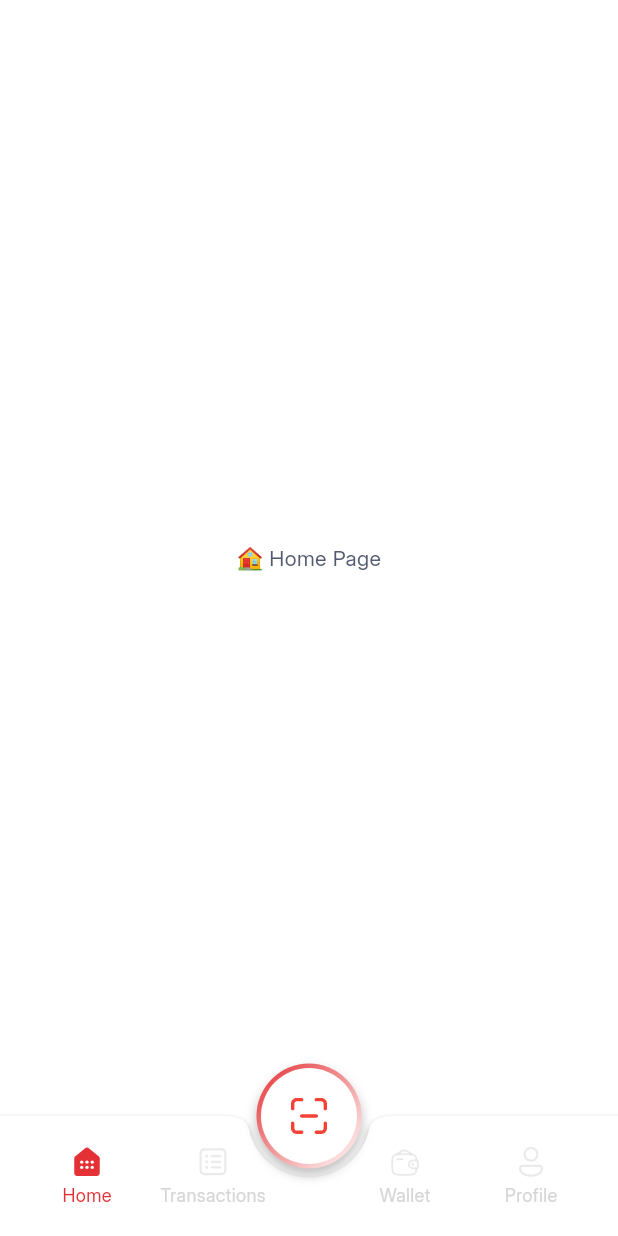
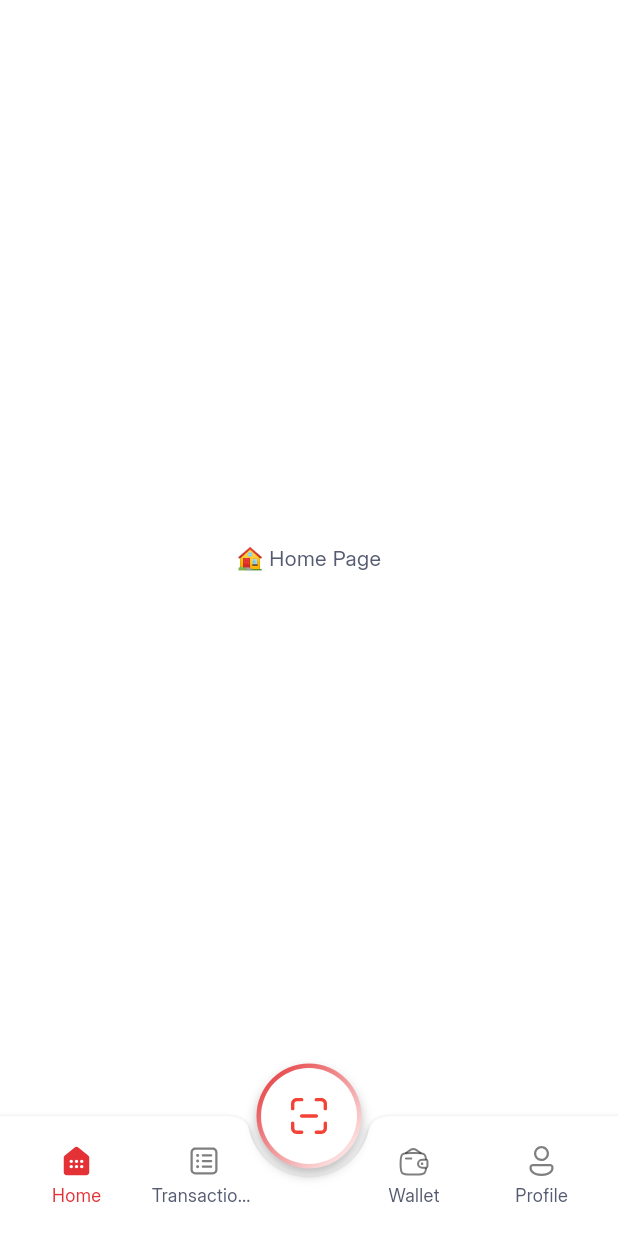
Before and after one commit to alexiss455/TEST_FLUTTER, a Flutter app: the RootPage screen opened by its route, on a phone screen of 412 x 824 dp. Run offline on Flutter 3.47's test engine with Material 3 defaults, Android fonts, the phone set to English and light mode, and no system bars; our stand-ins replace camera, dotted_border, flutter_svg, image_picker; project files that could hold a hidden picture were left out.

Commit message:
update nav-bottom

```diff
--- a/fbm_prototype/lib/components/_custom_button_nav.dart
+++ b/fbm_prototype/lib/components/_custom_button_nav.dart
@@ -1,4 +1,5 @@
 import 'package:FBM/components/_custom_colors.dart';
+import 'package:FBM/components/_custom_text.dart';
 import 'package:flutter/material.dart';
 import 'package:flutter_svg/flutter_svg.dart';
 
@@ -14,27 +15,30 @@ class CustomBottomNav extends StatelessWidget {
 
   Widget _buildNavItem(String asset, String label, int index) {
     final isSelected = selectedIndex == index;
-    return GestureDetector(
+
+    return Material(
+      color: Colors.transparent, // so ripple shows over background
+      child: InkWell(
+        borderRadius: BorderRadius.circular(12), // rounded ripple
         onTap: () => onItemTapped(index),
+        child: Align(
+            alignment: Alignment.center,
             child: SizedBox(
-        width: 80,
+              width: 70,
               child: Column(
                 mainAxisAlignment: MainAxisAlignment.center,
                 children: [
                   SvgPicture.asset(
-              isSelected ? "${asset}-active.svg" : "$asset.svg",
-              width: 24,
-              height: 24,
-              colorFilter: ColorFilter.mode(
-                isSelected ? AppColors.primary : AppColors.grey,
-                BlendMode.srcIn,
-              ),
+                    isSelected ? "$asset-active.svg" : "$asset.svg",
+                    color: isSelected ? AppColors.primary : AppColors.black,
                   ),
                   const SizedBox(height: 2),
-            Text(
-              label,
+                  CustomText(
+                    text: label,
                     style: TextStyle(
-                color: isSelected ? AppColors.primary : AppColors.grey,
+                      color: isSelected
+                          ? AppColors.primary
+                          : AppColors.textPrimary,
                       fontSize: 12,
                     ),
                     maxLines: 1,
@@ -43,6 +47,7 @@ class CustomBottomNav extends StatelessWidget {
                   ),
                 ],
               ),
+            )),
       ),
     );
   }
@@ -59,7 +64,7 @@ class CustomBottomNav extends StatelessWidget {
       child: SizedBox(
         height: 70,
         child: Row(
-          mainAxisAlignment: MainAxisAlignment.spaceAround,
+          mainAxisAlignment: MainAxisAlignment.spaceBetween,
           children: [
             _buildNavItem("assets/img/icon/icon-home", "Home", 0),
             _buildNavItem(
--- a/fbm_prototype/lib/components/_custom_text.dart
+++ b/fbm_prototype/lib/components/_custom_text.dart
@@ -20,7 +20,7 @@ class CustomText extends StatelessWidget {
     this.softWrap = true,
     this.maxLines,
     this.textAlign = TextAlign.start,
-    this.fontSize = 16,
+    this.fontSize = 14,
     this.color = AppColors.textPrimary,
     this.fontWeight = FontWeight.normal,
     this.height = 1.5,
--- a/fbm_prototype/lib/pages/auth/_login.dart
+++ b/fbm_prototype/lib/pages/auth/_login.dart
@@ -10,7 +10,7 @@ class LoginPage extends StatelessWidget {
   void _login(BuildContext context) {
     Navigator.pushReplacement(
       context,
-      MaterialPageRoute(builder: (context) => const RootPage()),
+      MaterialPageRoute(builder: (context) => RootPage()),
     );
   }
 
--- a/fbm_prototype/lib/routes/route_list.dart
+++ b/fbm_prototype/lib/routes/route_list.dart
@@ -7,6 +7,7 @@ class AppRoutes {
   static const registration = "/registration";
   static const idConfirmation = "/id-confirmation";
   static const selfieVerification = "/selfie-verification";
+  static const selfieVerificationSuccess = "/success-verification";
 
   static const transactions = "/transactions";
   static const scan = "/scan";
--- a/fbm_prototype/lib/routes/routes.dart
+++ b/fbm_prototype/lib/routes/routes.dart
@@ -1,6 +1,7 @@
 import 'package:FBM/pages/auth/_id_confirmation.dart';
 import 'package:FBM/pages/auth/_registration.dart';
 import 'package:FBM/pages/auth/_selfie_verification.dart';
+import 'package:FBM/pages/auth/_success_verify_selfie.dart';
 import 'package:flutter/material.dart';
 import 'package:FBM/context/auth_provider.dart';
 import 'package:FBM/pages/auth/_login.dart';
@@ -30,6 +31,9 @@ class RouteGenerator {
 
         case AppRoutes.selfieVerification:
           return SelfieVerificationPage();
+
+        case AppRoutes.selfieVerificationSuccess:
+          return SelfieVerificationSuccess();
 
         /// PRIVATE ROUTES (require auth)
         case AppRoutes.home:
```
Also changed, not shown: fbm_prototype/lib/components/_custom_app_bar.dart (+33 -3 lines), fbm_prototype/lib/pages/auth/_selfie_verification.dart (+5 -2 lines), fbm_prototype/lib/pages/auth/_success_verify_selfie.dart (added, +38 -0 lines). Lines whose indentation alone changed are shown as unchanged.
